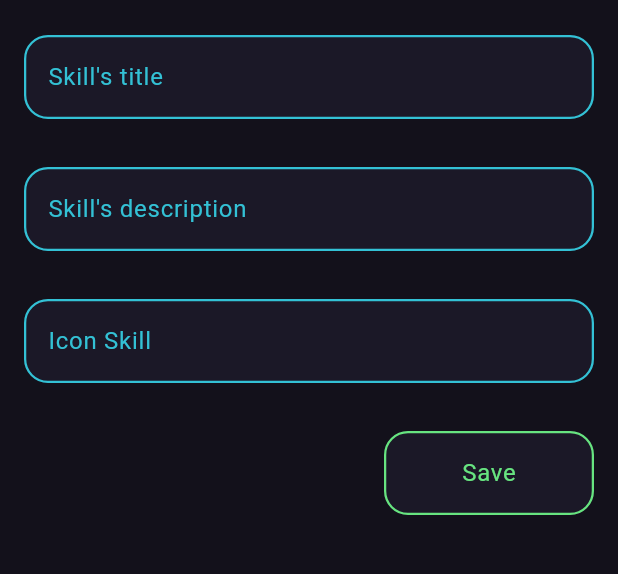
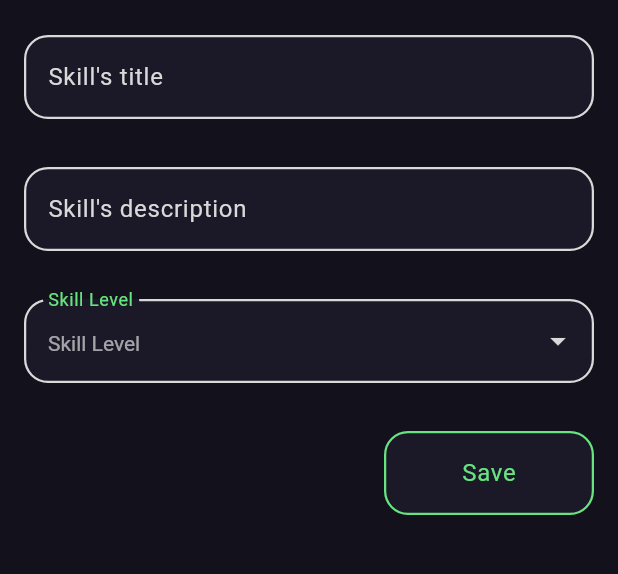
Before and after one commit to anindyou/myportfolio_mobile, a Flutter app: the screen it shows after launch, in the side drawer, after a tap on "Add skill", on a phone screen of 412 x 824 dp, the part 73-647 px from its top. Run offline on Flutter 3.47's test engine with Material 3 defaults, Android fonts, the phone set to English and light mode, and no system bars; our stand-ins replace google_fonts.

Commit message:
feat: replace icon with level dropdown and modified filled border

```diff
--- a/lib/screens/skill_form.dart
+++ b/lib/screens/skill_form.dart
@@ -14,11 +14,11 @@ class _SkillFormPageState extends State<SkillFormPage> {
 
   String _skillTitle = "";
   String _description = "";
-  String _skillIcon = "";
-
+  String? _level;
+  final List<String> _levels = ['Beginner', 'Intermediate', 'Advanced'];
 
   // Helper function: Dekorasi TextFormField
-  InputDecoration _inputDecoration(String label) {
+  InputDecoration _inputDecoration(String label, {bool hasValue = false}) {
     OutlineInputBorder border(Color color) => OutlineInputBorder(
           borderRadius: BorderRadius.circular(16),
           borderSide: BorderSide(color: color, width: 1.5),
@@ -28,13 +28,13 @@ class _SkillFormPageState extends State<SkillFormPage> {
       hintText: label,
       labelText: label,
       hintStyle: TextStyle(color: AppColors.white.withAlpha(120)),
-      labelStyle: const TextStyle(color: AppColors.blue),
+      labelStyle: const TextStyle(color: AppColors.white),
       floatingLabelStyle: const TextStyle(color: AppColors.green),
       errorStyle: const TextStyle(color: AppColors.red),
       filled: true,
       fillColor: AppColors.surface,
-      border: border(AppColors.blue),
-      enabledBorder: border(AppColors.blue),
+      border: border(AppColors.green),
+      enabledBorder: border(hasValue ? AppColors.green : AppColors.white),
       focusedBorder: border(AppColors.green),
       errorBorder: border(AppColors.red),
       focusedErrorBorder: border(AppColors.red),
@@ -66,7 +66,7 @@ class _SkillFormPageState extends State<SkillFormPage> {
                 child: TextFormField(
                   style: const TextStyle(color: AppColors.white),
                   cursorColor: AppColors.green,
-                  decoration: _inputDecoration("Skill's title"),
+                  decoration: _inputDecoration("Skill's title", hasValue: _skillTitle.trim().isNotEmpty),
                   onChanged: (String? value) {
                     setState(() {
                       _skillTitle = value!;
@@ -86,7 +86,7 @@ class _SkillFormPageState extends State<SkillFormPage> {
                 child: TextFormField(
                   style: const TextStyle(color: AppColors.white),
                   cursorColor: AppColors.green,
-                  decoration: _inputDecoration("Skill's description"),
+                  decoration: _inputDecoration("Skill's description", hasValue: _description.trim().isNotEmpty),
                   onChanged: (String? value) {
                     setState(() {
                       _description = value!;
@@ -100,17 +100,31 @@ class _SkillFormPageState extends State<SkillFormPage> {
                   },
                 ),
               ),
-              // === Icon ===
+              // === Level ===
               Padding(
                 padding: const EdgeInsets.all(AppSpacing.lg),
-                child: TextFormField(
+                child: DropdownButtonFormField<String>(
+                  initialValue: _level,
+                  dropdownColor: AppColors.surface,
                   style: const TextStyle(color: AppColors.white),
-                  cursorColor: AppColors.green,
-                  decoration: _inputDecoration("Icon Skill"),
+                  iconEnabledColor: AppColors.white,
+                  decoration: _inputDecoration("Skill Level", hasValue: _level != null),
+                  items: _levels
+                      .map((level) => DropdownMenuItem(
+                            value: level,
+                            child: Text(level),
+                          ))
+                      .toList(),
                   onChanged: (String? value) {
                     setState(() {
-                      _skillIcon = value!;
+                      _level = value;
                     });
+                  },
+                  validator: (String? value) {
+                    if (value == null) {
+                      return "Level must be chosen!";
+                    }
+                    return null;
                   },
                 ),
               ),
@@ -158,7 +172,7 @@ class _SkillFormPageState extends State<SkillFormPage> {
                                   children: [
                                     Text("Title: $_skillTitle"),
                                     Text("Description: $_description"),
-                                    Text("Icon: $_skillIcon"),
+                                    Text("Level: $_level"),
                                   ],
                                 ),
                               ),
@@ -171,6 +185,11 @@ class _SkillFormPageState extends State<SkillFormPage> {
                                   onPressed: () {
                                     Navigator.pop(context);
                                     _formKey.currentState!.reset();
+                                    setState(() {
+                                      _skillTitle = "";
+                                      _description = "";
+                                      _level = null;
+                                    });
                                   },
                                 ),
                               ],
```
